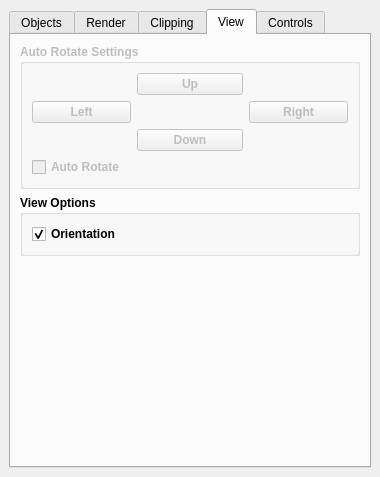
This is src/Interface/Modules/Render/ViewSceneControls.ui in SCIInstitute/SCIRun as Qt 5 draws it before an edit. The edited form follows.
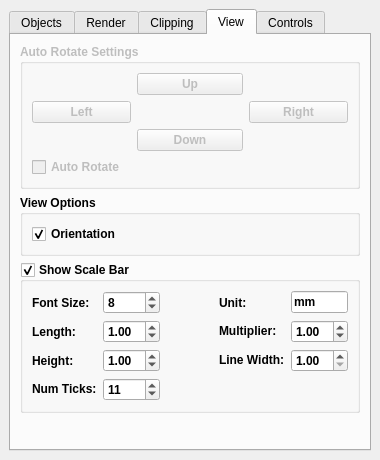
This is the edited form. The open tabs and pages were chosen to show the change.

Commit message: Add text (scalebar) controls to viewscene

What changed in the file:
```diff
--- a/src/Interface/Modules/Render/ViewSceneControls.ui
+++ b/src/Interface/Modules/Render/ViewSceneControls.ui
@@ -7,13 +7,13 @@
     <x>0</x>
     <y>0</y>
     <width>380</width>
-    <height>477</height>
+    <height>460</height>
    </rect>
   </property>
   <property name="minimumSize">
    <size>
     <width>380</width>
-    <height>477</height>
+    <height>460</height>
    </size>
   </property>
   <property name="windowTitle">
@@ -39,7 +39,7 @@
        </font>
       </property>
       <property name="currentIndex">
-       <number>2</number>
+       <number>3</number>
       </property>
       <widget class="QWidget" name="ObjectTab">
        <attribute name="title">
@@ -360,26 +360,13 @@
              </property>
             </widget>
            </item>
-           <item row="0" column="1">
-            <widget class="QLabel" name="xSliderValueLabel_">
-             <property name="font">
-              <font>
-               <weight>75</weight>
-               <bold>true</bold>
-              </font>
-             </property>
-             <property name="text">
-              <string>0.00</string>
-             </property>
-            </widget>
-           </item>
            <item row="0" column="2">
             <widget class="QSlider" name="xValueHorizontalSlider_">
              <property name="minimum">
-              <number>-100</number>
+              <number>-101</number>
              </property>
              <property name="maximum">
-              <number>100</number>
+              <number>101</number>
              </property>
              <property name="orientation">
               <enum>Qt::Horizontal</enum>
@@ -399,26 +386,13 @@
              </property>
             </widget>
            </item>
-           <item row="1" column="1">
-            <widget class="QLabel" name="ySliderValueLabel_">
-             <property name="font">
-              <font>
-               <weight>75</weight>
-               <bold>true</bold>
-              </font>
-             </property>
-             <property name="text">
-              <string>0.00</string>
-             </property>
-            </widget>
-           </item>
            <item row="1" column="2">
             <widget class="QSlider" name="yValueHorizontalSlider_">
              <property name="minimum">
-              <number>-100</number>
+              <number>-101</number>
              </property>
              <property name="maximum">
-              <number>100</number>
+              <number>101</number>
              </property>
              <property name="orientation">
               <enum>Qt::Horizontal</enum>
@@ -438,26 +412,13 @@
              </property>
             </widget>
            </item>
-           <item row="2" column="1">
-            <widget class="QLabel" name="zSliderValueLabel_">
-             <property name="font">
-              <font>
-               <weight>75</weight>
-               <bold>true</bold>
-              </font>
-             </property>
-             <property name="text">
-              <string>0.00</string>
-             </property>
-            </widget>
-           </item>
            <item row="2" column="2">
             <widget class="QSlider" name="zValueHorizontalSlider_">
              <property name="minimum">
-              <number>-100</number>
+              <number>-101</number>
              </property>
              <property name="maximum">
-              <number>100</number>
+              <number>101</number>
              </property>
              <property name="orientation">
               <enum>Qt::Horizontal</enum>
@@ -477,32 +438,89 @@
              </property>
             </widget>
            </item>
-           <item row="3" column="1">
-            <widget class="QLabel" name="dSliderValueLabel_">
-             <property name="font">
-              <font>
-               <weight>75</weight>
-               <bold>true</bold>
-              </font>
-             </property>
-             <property name="text">
-              <string>0.00</string>
-             </property>
-            </widget>
-           </item>
            <item row="3" column="2">
             <widget class="QSlider" name="dValueHorizontalSlider_">
              <property name="minimum">
-              <number>-100</number>
+              <number>-101</number>
              </property>
              <property name="maximum">
-              <number>100</number>
+              <number>101</number>
              </property>
              <property name="orientation">
               <enum>Qt::Horizontal</enum>
              </property>
             </widget>
            </item>
+           <item row="0" column="1">
+            <widget class="QLabel" name="xSliderValueLabel_">
+             <property name="sizePolicy">
+              <sizepolicy hsizetype="Preferred" vsizetype="Preferred">
+               <horstretch>0</horstretch>
+               <verstretch>0</verstretch>
+              </sizepolicy>
+             </property>
+             <property name="font">
+              <font>
+               <weight>75</weight>
+               <bold>true</bold>
+              </font>
+             </property>
+             <property name="text">
+              <string>0.00</string>
+             </property>
+            </widget>
+           </item>
+           <item row="1" column="1">
+            <widget class="QLabel" name="ySliderValueLabel_">
+             <property name="sizePolicy">
+              <sizepolicy hsizetype="Preferred" vsizetype="Preferred">
+               <horstretch>0</horstretch>
+               <verstretch>0</verstretch>
+              </sizepolicy>
+             </property>
+             <property name="font">
+              <font>
+               <weight>75</weight>
+               <bold>true</bold>
+              </font>
+             </property>
+             <property name="text">
+              <string>0.00</string>
+             </property>
+            </widget>
+           </item>
+           <item row="2" column="1">
+            <widget class="QLabel" name="zSliderValueLabel_">
+             <property name="sizePolicy">
+              <sizepolicy hsizetype="Preferred" vsizetype="Preferred">
+               <horstretch>0</horstretch>
+               <verstretch>0</verstretch>
+              </sizepolicy>
+             </property>
+             <property name="font">
+              <font>
+               <weight>75</weight>
+               <bold>true</bold>
+              </font>
+             </property>
+             <property name="text">
+              <string>0.00</string>
+             </property>
+            </widget>
+           </item>
+           <item row="3" column="1">
+            <widget class="QLabel" name="dSliderValueLabel_">
+             <property name="font">
+              <font>
+               <weight>75</weight>
+               <bold>true</bold>
+              </font>
+             </property>
+             <property name="text">
+              <string>0.00</string>
+             </property>
+            </widget>
+           </item>
           </layout>
          </widget>
         </item>
@@ -512,8 +530,8 @@
        <attribute name="title">
         <string>View</string>
        </attribute>
-       <layout class="QGridLayout" name="gridLayout_4">
-        <item row="0" column="0">
+       <layout class="QVBoxLayout" name="verticalLayout_7">
+        <item>
          <widget class="QGroupBox" name="groupBox">
           <property name="enabled">
            <bool>false</bool>
@@ -652,7 +670,7 @@
           </layout>
          </widget>
         </item>
-        <item row="1" column="0">
+        <item>
          <widget class="QGroupBox" name="groupBox_2">
           <property name="font">
            <font>
@@ -680,7 +698,267 @@
           </layout>
          </widget>
         </item>
-        <item row="2" column="0">
+        <item>
+         <widget class="QGroupBox" name="showScaleBarTextGroupBox_">
+          <property name="font">
+           <font>
+            <weight>75</weight>
+            <bold>true</bold>
+           </font>
+          </property>
+          <property name="title">
+           <string>Show Scale Bar</string>
+          </property>
+          <property name="checkable">
+           <bool>true</bool>
+          </property>
+          <layout class="QGridLayout" name="gridLayout_4">
+           <item row="1" column="5">
+            <widget class="QLabel" name="label_12">
+             <property name="sizePolicy">
+              <sizepolicy hsizetype="Minimum" vsizetype="Fixed">
+               <horstretch>0</horstretch>
+               <verstretch>0</verstretch>
+              </sizepolicy>
+             </property>
+             <property name="text">
+              <string>Multiplier:</string>
+             </property>
+            </widget>
+           </item>
+           <item row="4" column="8">
+            <spacer name="horizontalSpacer_13">
+             <property name="orientation">
+              <enum>Qt::Horizontal</enum>
+             </property>
+             <property name="sizeHint" stdset="0">
+              <size>
+               <width>69</width>
+               <height>20</height>
+              </size>
+             </property>
+            </spacer>
+           </item>
+           <item row="4" column="0">
+            <widget class="QLabel" name="label_10">
+             <property name="text">
+              <string>Height:</string>
+             </property>
+            </widget>
+           </item>
+           <item row="0" column="2">
+            <spacer name="horizontalSpacer_9">
+             <property name="orientation">
+              <enum>Qt::Horizontal</enum>
+             </property>
+             <property name="sizeHint" stdset="0">
+              <size>
+               <width>40</width>
+               <height>20</height>
+              </size>
+             </property>
+            </spacer>
+           </item>
+           <item row="0" column="0">
+            <widget class="QLabel" name="label_7">
+             <property name="text">
+              <string>Font Size: </string>
+             </property>
+            </widget>
+           </item>
+           <item row="1" column="0">
+            <widget class="QLabel" name="label_9">
+             <property name="text">
+              <string>Length:</string>
+             </property>
+            </widget>
+           </item>
+           <item row="0" column="1">
+            <widget class="QSpinBox" name="fontSizeSpinBox_">
+             <property name="sizePolicy">
+              <sizepolicy hsizetype="Preferred" vsizetype="Fixed">
+               <horstretch>0</horstretch>
+               <verstretch>0</verstretch>
+              </sizepolicy>
+             </property>
+             <property name="minimum">
+              <number>1</number>
+             </property>
+             <property name="value">
+              <number>8</number>
+             </property>
+            </widget>
+           </item>
+           <item row="4" column="2">
+            <spacer name="horizontalSpacer_11">
+             <property name="orientation">
+              <enum>Qt::Horizontal</enum>
+             </property>
+             <property name="sizeHint" stdset="0">
+              <size>
+               <width>56</width>
+               <height>20</height>
+              </size>
+             </property>
+            </spacer>
+           </item>
+           <item row="1" column="2">
+            <spacer name="horizontalSpacer_10">
+             <property name="orientation">
+              <enum>Qt::Horizontal</enum>
+             </property>
+             <property name="sizeHint" stdset="0">
+              <size>
+               <width>259</width>
+               <height>20</height>
+              </size>
+             </property>
+            </spacer>
+           </item>
+           <item row="1" column="8">
+            <spacer name="horizontalSpacer_14">
+             <property name="orientation">
+              <enum>Qt::Horizontal</enum>
+             </property>
+             <property name="sizeHint" stdset="0">
+              <size>
+               <width>200</width>
+               <height>20</height>
+              </size>
+             </property>
+            </spacer>
+           </item>
+           <item row="4" column="1">
+            <widget class="QDoubleSpinBox" name="scaleBarHeightDoubleSpinBox_">
+             <property name="sizePolicy">
+              <sizepolicy hsizetype="Fixed" vsizetype="Fixed">
+               <horstretch>0</horstretch>
+               <verstretch>0</verstretch>
+              </sizepolicy>
+             </property>
+             <property name="value">
+              <double>1.000000000000000</double>
+             </property>
+            </widget>
+           </item>
+           <item row="0" column="8">
+            <spacer name="horizontalSpacer_15">
+             <property name="orientation">
+              <enum>Qt::Horizontal</enum>
+             </property>
+             <property name="sizeHint" stdset="0">
+              <size>
+               <width>40</width>
+               <height>20</height>
+              </size>
+             </property>
+            </spacer>
+           </item>
+           <item row="1" column="1">
+            <widget class="QDoubleSpinBox" name="scaleBarLengthDoubleSpinBox_">
+             <property name="sizePolicy">
+              <sizepolicy hsizetype="Fixed" vsizetype="Fixed">
+               <horstretch>0</horstretch>
+               <verstretch>0</verstretch>
+              </sizepolicy>
+             </property>
+             <property name="value">
+              <double>1.000000000000000</double>
+             </property>
+            </widget>
+           </item>
+           <item row="0" column="5">
+            <widget class="QLabel" name="label_8">
+             <property name="text">
+              <string>Unit:</string>
+             </property>
+            </widget>
+           </item>
+           <item row="0" column="6">
+            <widget class="QLineEdit" name="scaleBarUnitLineEdit_">
+             <property name="sizePolicy">
+              <sizepolicy hsizetype="Minimum" vsizetype="Fixed">
+               <horstretch>0</horstretch>
+               <verstretch>0</verstretch>
+              </sizepolicy>
+             </property>
+             <property name="minimumSize">
+              <size>
+               <width>3</width>
+               <height>0</height>
+              </size>
+             </property>
+             <property name="inputMask">
+              <string>mm</string>
+             </property>
+            </widget>
+           </item>
+           <item row="1" column="6">
+            <widget class="QDoubleSpinBox" name="scaleBarMultiplierDoubleSpinBox_">
+             <property name="sizePolicy">
+              <sizepolicy hsizetype="Fixed" vsizetype="Fixed">
+               <horstretch>0</horstretch>
+               <verstretch>0</verstretch>
+              </sizepolicy>
+             </property>
+             <property name="value">
+              <double>1.000000000000000</double>
+             </property>
+            </widget>
+           </item>
+           <item row="4" column="6">
+            <widget class="QDoubleSpinBox" name="scaleBarLineWidthDoubleSpinBox_">
+             <property name="minimum">
+              <double>1.000000000000000</double>
+             </property>
+             <property name="value">
+              <double>1.000000000000000</double>
+             </property>
+            </widget>
+           </item>
+           <item row="4" column="5">
+            <widget class="QLabel" name="label_11">
+             <property name="sizePolicy">
+              <sizepolicy hsizetype="Minimum" vsizetype="Fixed">
+               <horstretch>0</horstretch>
+               <verstretch>0</verstretch>
+              </sizepolicy>
+             </property>
+             <property name="text">
+              <string>Line Width:</string>
+             </property>
+            </widget>
+           </item>
+           <item row="5" column="0">
+            <widget class="QLabel" name="label_13">
+             <property name="sizePolicy">
+              <sizepolicy hsizetype="Minimum" vsizetype="Fixed">
+               <horstretch>0</horstretch>
+               <verstretch>0</verstretch>
+              </sizepolicy>
+             </property>
+             <property name="text">
+              <string>Num Ticks:</string>
+             </property>
+            </widget>
+           </item>
+           <item row="5" column="1">
+            <widget class="QSpinBox" name="numTicksSpinBox_">
+             <property name="sizePolicy">
+              <sizepolicy hsizetype="Preferred" vsizetype="Fixed">
+               <horstretch>0</horstretch>
+               <verstretch>0</verstretch>
+              </sizepolicy>
+             </property>
+             <property name="value">
+              <number>11</number>
+             </property>
+            </widget>
+           </item>
+          </layout>
+         </widget>
+        </item>
+        <item>
          <spacer name="verticalSpacer_2">
           <property name="orientation">
            <enum>Qt::Vertical</enum>
@@ -688,7 +966,7 @@
           <property name="sizeHint" stdset="0">
            <size>
             <width>20</width>
-            <height>40</height>
+            <height>37</height>
            </size>
           </property>
          </spacer>
```
The commit also changes 7 other files.
